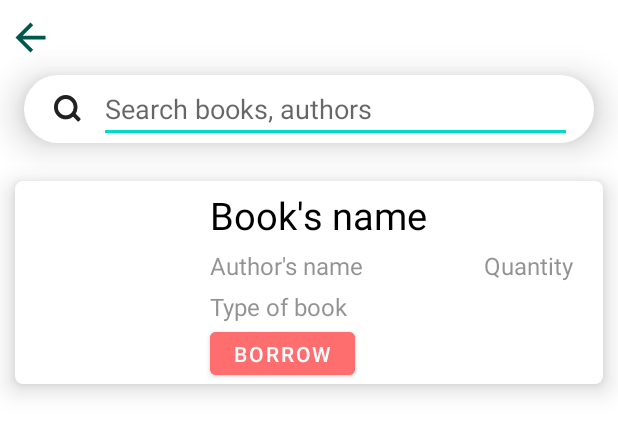
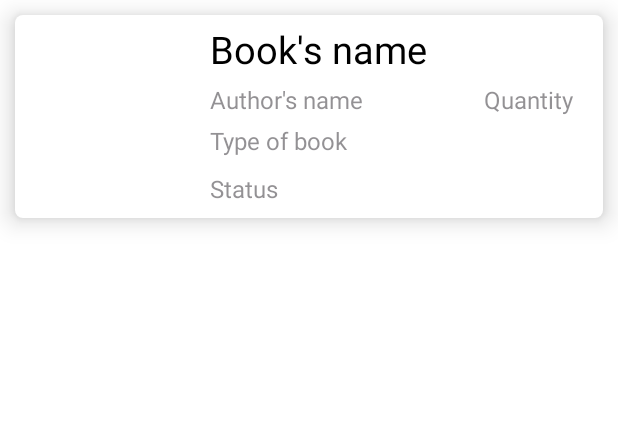
Before and after one commit to YoloChocoPie/MobileTBCN, an Android app: the layout activity_list_all_book.xml on its own in the app's theme, with its tools: preview values and no code run, on a phone screen of 412 x 824 dp. Shown: the top 434 px of the screen. Run offline under Robolectric (Android 15) with nearby library versions, the phone set to English and light mode, and no system bars.

Commit message:
Tạo giao diện Listallbook

```diff
--- a/app/src/main/res/layout/activity_list_all_book.xml
+++ b/app/src/main/res/layout/activity_list_all_book.xml
@@ -3,55 +3,11 @@
     xmlns:app="http://schemas.android.com/apk/res-auto"
     xmlns:tools="http://schemas.android.com/tools"
     android:layout_width="match_parent"
-    android:layout_height="match_parent"
+    android:layout_height="135dp"
+    android:layout_margin="10dp"
+    android:background="@drawable/corner_2"
+    android:elevation="10dp"
     tools:context=".List_all_book">
-
-    <Button
-        android:id="@+id/back_icon"
-        android:layout_width="30dp"
-        android:layout_height="30dp"
-        android:layout_marginLeft="5dp"
-        android:layout_marginTop="10dp"
-        android:background="@drawable/ic_baseline_arrow_back_24"
-        app:backgroundTint="@color/colorPrimaryDark"
-        app:iconTint="@android:color/black" />
-
-    <RelativeLayout
-        android:id="@+id/search_bar_inlist"
-        android:layout_width="380dp"
-        android:layout_height="45dp"
-        android:layout_below="@+id/back_icon"
-        android:layout_centerHorizontal="true"
-        android:layout_marginTop="10dp"
-        android:background="@drawable/vien_cong"
-        android:elevation="15dp">
-
-        <EditText
-            android:layout_width="315dp"
-            android:layout_height="50dp"
-            android:layout_marginLeft="50dp"
-            android:hint="Search books, authors" />
-
-        <ImageView
-            android:layout_width="18dp"
-            android:layout_height="18dp"
-            android:layout_centerVertical="true"
-            android:layout_marginLeft="20dp"
-            android:background="@drawable/search_icon" />
-    </RelativeLayout>
-
-    <RelativeLayout
-        android:layout_width="match_parent"
-        android:layout_height="match_parent"
-        android:layout_below="@+id/search_bar_inlist"
-        android:layout_marginTop="15dp">
-
-        <RelativeLayout
-            android:layout_width="match_parent"
-            android:layout_height="135dp"
-            android:elevation="10dp"
-            android:background="@drawable/corner_2"
-            android:layout_margin="10dp">
 
     <ImageView
         android:id="@+id/image"
@@ -65,60 +21,69 @@
         android:id="@+id/nameBook"
         android:layout_width="wrap_content"
         android:layout_height="wrap_content"
+        android:layout_marginLeft="20dp"
+        android:layout_marginTop="5dp"
         android:layout_toRightOf="@+id/image"
         android:text="Book's name"
         android:textColor="@android:color/black"
-                android:textSize="25sp"
-                android:layout_marginLeft="20dp"
-                android:layout_marginTop="5dp"/>
+        android:textSize="25sp" />
 
     <TextView
         android:id="@+id/nameAuthor"
         android:layout_width="wrap_content"
         android:layout_height="wrap_content"
         android:layout_below="@id/nameBook"
+        android:layout_marginLeft="20dp"
+        android:layout_marginTop="5dp"
         android:layout_toRightOf="@+id/image"
         android:text="Author's name"
         android:textColor="#7E242126"
-                android:textSize="16sp"
-                android:layout_marginLeft="20dp"
-                android:layout_marginTop="5dp"/>
+        android:textSize="16sp" />
 
     <TextView
         android:id="@+id/booktype"
         android:layout_width="wrap_content"
         android:layout_height="wrap_content"
         android:layout_below="@id/nameAuthor"
+        android:layout_marginLeft="20dp"
+        android:layout_marginTop="5dp"
         android:layout_toRightOf="@+id/image"
         android:text="Type of book"
         android:textColor="#7E242126"
-                android:textSize="16sp"
-                android:layout_marginLeft="20dp"
-                android:layout_marginTop="5dp"/>
+        android:textSize="16sp" />
 
     <TextView
         android:id="@+id/quantity"
         android:layout_width="wrap_content"
         android:layout_height="wrap_content"
         android:layout_below="@id/nameBook"
+        android:layout_marginLeft="80dp"
+        android:layout_marginTop="5dp"
         android:layout_toRightOf="@+id/nameAuthor"
         android:text="Quantity"
         android:textColor="#7E242126"
-                android:textSize="16sp"
-                android:layout_marginLeft="80dp"
-                android:layout_marginTop="5dp"/>
+        android:textSize="16sp" />
 
-            <Button
+    <TextView
+        android:id="@+id/status"
+        android:layout_width="wrap_content"
+        android:layout_height="wrap_content"
+        android:layout_below="@id/booktype"
+        android:layout_marginLeft="20dp"
+        android:layout_marginTop="10dp"
+        android:layout_toRightOf="@+id/image"
+        android:text="Status"
+        android:textColor="#7E242126"
+        android:textSize="16sp" />
+
+<!--    <Button
         android:id="@+id/btn_borrow_inlist"
         android:layout_width="wrap_content"
         android:layout_height="wrap_content"
-                android:text="borrow"
         android:layout_below="@+id/booktype"
+        android:layout_marginLeft="20dp"
         android:layout_toRightOf="@id/image"
-                android:layout_marginLeft="20dp"
-                android:backgroundTint="@color/Maincolor"/>
-        </RelativeLayout>
+        android:backgroundTint="@color/Maincolor"
+        android:text="borrow" />-->
 
 </RelativeLayout>
-
-</RelativeLayout>
```
Lines whose indentation alone changed are shown as unchanged.
